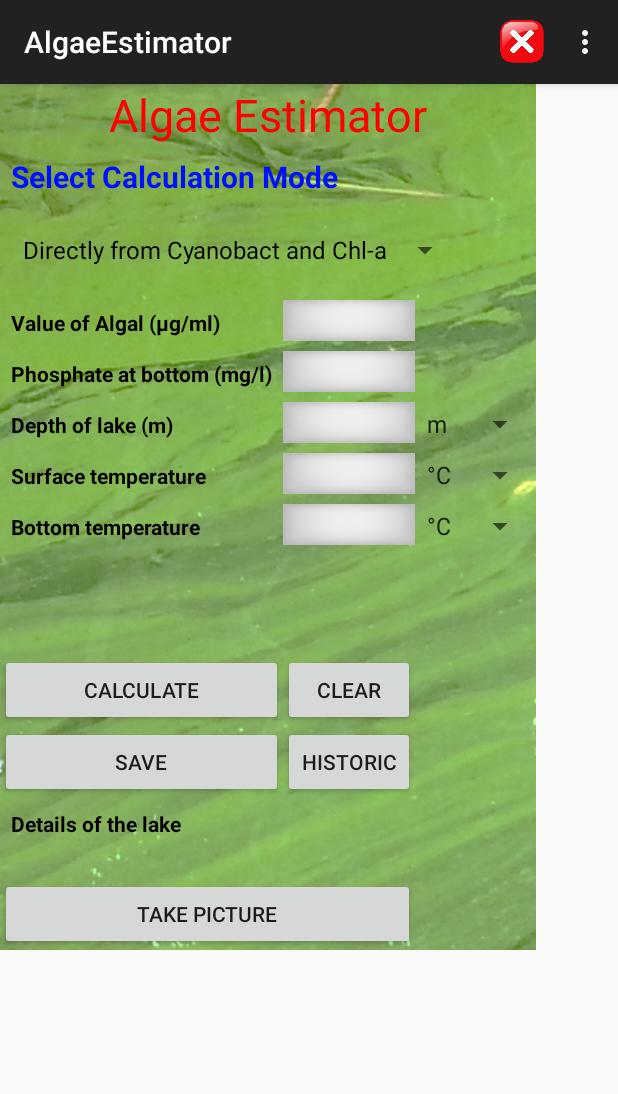
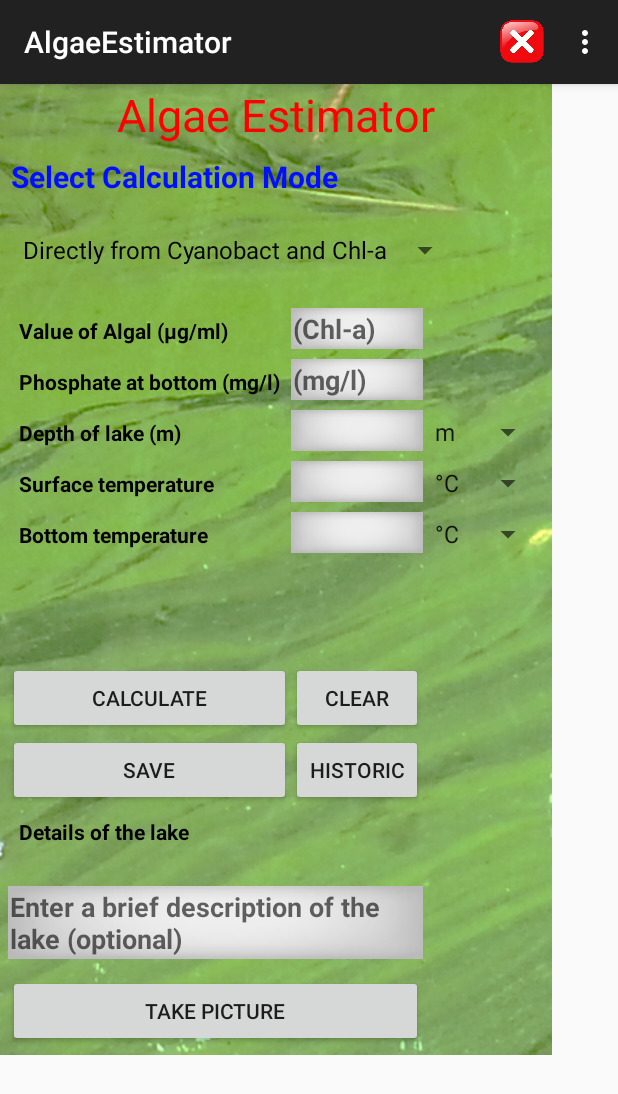
Before and after one commit to nighojkarv/AlgaeEstimator, an Android app: the screen it shows after launch (MainActivity), on a phone screen of 412 x 824 dp. Shown: the top 1094 px of the screen. Run offline under Robolectric (Android 15) with nearby library versions, the phone set to English and light mode, and no system bars.

Commit message:
5/5/2015 - Added DateTime and lake description to the Main Acrivity.

```diff
--- a/app/src/main/java/com/example/vedantn/algaeestimator/DatabaseHandler.java
+++ b/app/src/main/java/com/example/vedantn/algaeestimator/DatabaseHandler.java
@@ -25,7 +25,7 @@ private int primKey = 1;
     private static final String TABLE_NAME = "results";
 
     // Attribute names
-    //TODO - Add primary key and date time stamp to the table
+    //TODO - Replace primary key with DateTime
     private static final String PRIMARY_KEY = "pk";
     private static final String ALGAL = "algal";
     private static final String P_BOTT = "pbott";
--- a/app/src/main/java/com/example/vedantn/algaeestimator/HttpPostMaker.java
+++ b/app/src/main/java/com/example/vedantn/algaeestimator/HttpPostMaker.java
@@ -29,5 +29,8 @@ public class HttpPostMaker extends Activity{
     HttpClient client  = new DefaultHttpClient();
     HttpPost post = new HttpPost(SERVER_URL);
 
+    public void postData(){
+    List<NameValuePair> nameValuePairs = new ArrayList<NameValuePair>(2);
 
+    }
 }
--- a/app/src/main/java/com/example/vedantn/algaeestimator/MainActivity.java
+++ b/app/src/main/java/com/example/vedantn/algaeestimator/MainActivity.java
@@ -33,6 +33,9 @@ import android.location.LocationManager;
 import org.apache.commons.logging.Log;
 import org.w3c.dom.Text;
 
+import java.text.SimpleDateFormat;
+import java.util.Date;
+
 
 public class MainActivity extends ActionBarActivity implements AdapterView.OnItemSelectedListener {
     //Variable Declaration
@@ -52,7 +55,10 @@ public class MainActivity extends ActionBarActivity implements AdapterView.OnIte
     //Input Values from user
     public double valueOfAlgal,pBott,depth,sTemp,botTemp,sD,dO;
 
+    public String lakeDescription;
+    final String DATE_TIME_FORMAT = "MM-dd-yyyy HH:mm:ss";
     //Calculated Values
+    public String dateTime;
     public double n0,r0,pav,tempDiff,kGreen,kBlueGreen,nTGreen,nTBlueGreen;
     public double [] answerArrayGreen = new double[PREDICTION_DAYS];
     public double [] answerArrayBlueGreen = new double[PREDICTION_DAYS];
@@ -71,10 +77,12 @@ public class MainActivity extends ActionBarActivity implements AdapterView.OnIte
     EditText tbBotTemp;
     EditText tbSD;
     EditText tbDO;
+    EditText tbLakeDescription;
     TextView lblLocation;
 
     //GPS Variables
-    public static double userLat, userLon;
+    public static double userLat = 0.0;
+    public static double userLon = 0.0;
     public static Location location = new Location(LocationManager.GPS_PROVIDER);
     LocationManager locationManager;
     LocationListener locationListener;
@@ -119,6 +127,7 @@ public class MainActivity extends ActionBarActivity implements AdapterView.OnIte
         tbBotTemp = (EditText) findViewById(R.id.tbBotTemp);
         tbSD = (EditText) findViewById(R.id.tbSD);
         tbDO = (EditText) findViewById(R.id.tbDO);
+        tbLakeDescription = (EditText) findViewById(R.id.tbLakeDescription);
         lblLocation = (TextView) findViewById(R.id.lblLocation);
 
         locationManager = (LocationManager) getSystemService(Context.LOCATION_SERVICE);
@@ -389,8 +398,8 @@ public class MainActivity extends ActionBarActivity implements AdapterView.OnIte
 
         setValues();
         finalCalculation();
-
-
+        setDateTime();
+        addToDatabase();
 
 
 
@@ -514,6 +523,14 @@ public class MainActivity extends ActionBarActivity implements AdapterView.OnIte
             if (flagSD==1)
             {
                 sD = ftTOm(sD);
+            }
+            //Set lake description
+            if(tbLakeDescription.length()==0){
+                lakeDescription = "";
+
+            }else
+            {
+                lakeDescription = String.valueOf(tbLakeDescription.getText());
             }
 
             // Sets all calculated values
@@ -708,14 +725,7 @@ public class MainActivity extends ActionBarActivity implements AdapterView.OnIte
 
     }
 
-    public void methodSave(View vew){
 
-        //TODO Add datetime and latitude-Longitude to database.
-        //Result res = new Result(valueOfAlgal,pBott,depth,sTemp,botTemp,sD,dO);
-        //DatabaseHandler dbHandler = new DatabaseHandler(this);
-        //dbHandler.addResult(res);
-
-    }
     public void methodHistoric(View view){
 
         Intent historicIntent = new Intent(MainActivity.this,databaseView.class);
@@ -727,4 +737,20 @@ public class MainActivity extends ActionBarActivity implements AdapterView.OnIte
         //Opening result activity
         startActivityForResult(historicIntent,result);
     }
+
+    public void addToDatabase(){
+
+        Result res = new Result(valueOfAlgal,pBott,depth,sTemp,botTemp,sD,dO,userLat,userLon,lakeDescription,dateTime);
+        DatabaseHandler dbHandler = new DatabaseHandler(this);
+        dbHandler.addResult(res);
+
+
+    }
+
+    public void setDateTime(){
+
+        SimpleDateFormat sdf = new SimpleDateFormat(DATE_TIME_FORMAT);
+        dateTime = sdf.format(new Date());
+
+    }
 }
--- a/app/src/main/java/com/example/vedantn/algaeestimator/Result.java
+++ b/app/src/main/java/com/example/vedantn/algaeestimator/Result.java
@@ -13,7 +13,7 @@ import java.text.SimpleDateFormat;
 public class Result {
     // Class variables
 
-   //TODO - Add a primary key to the table
+   //TODO - Replace Primary Key with DateTime
     double algal;
     double pbott;
     double depth;
@@ -98,7 +98,7 @@ public class Result {
     }
 
     public double getLong(){
-        if(this.lon!=null)
+        if(this.lon !=0)
             return this.lon;
         return 0.0;
     }
@@ -107,7 +107,7 @@ public class Result {
     }
 
     public double getLat(){
-        if(this.lat!=null)
+        if(this.lat!=0)
             return this.lat;
         return 0.0;
     }
--- a/app/src/main/java/com/example/vedantn/algaeestimator/databaseView.java
+++ b/app/src/main/java/com/example/vedantn/algaeestimator/databaseView.java
@@ -25,6 +25,11 @@ public class databaseView extends Activity {
         setContentView(R.layout.database_view);
 
         //TODO - Integrate database
+        List<Result> resultList = new ArrayList<Result>();
+        DatabaseHandler dbh = new DatabaseHandler(this);
+
+        //TODO - Add Datetime to the TEMP array
+        resultList = dbh.getAllResults();
 
         //TEMP - This array is for testing. This array will contain values from the database.
         String itemsInList[] = {"Alpha","Beta","Gamma","Delta","Epsilon","1","2","3","4","5"};
--- a/app/src/main/res/layout/activity_main.xml
+++ b/app/src/main/res/layout/activity_main.xml
@@ -63,20 +63,22 @@
         android:layout_height="wrap_content"
         android:scrollbars="vertical"
         android:layout_below="@+id/calcMethodSpinner"
-        android:id="@+id/mainTable">
+        android:id="@+id/mainTable"
+        android:padding="5dp">
 
         <TableRow>
 
             <TextView
             android:text="@string/valueOfAlgal"
             style="@style/MainPageLabel"
-                android:id="@+id/lblValueOfAlgal"/>
+                android:id="@+id/lblValueOfAlgal"
+                />
 
             <EditText
              style="@style/MainPageTextbox"
-             android:inputType="number"
+             android:inputType="numberDecimal"
                 android:id="@+id/tbValueOfAlgal"
-                />
+                android:hint="(Chl-a)"/>
 
         </TableRow>
 
@@ -88,9 +90,9 @@
 
             <EditText
                 style="@style/MainPageTextbox"
-                android:inputType="number"
+                android:inputType="numberDecimal"
                 android:id="@+id/tbPbott"
-                />
+                android:hint="(mg/l)"/>
 
         </TableRow>
         <TableRow>
@@ -101,7 +103,7 @@
 
             <EditText
                 style="@style/MainPageTextbox"
-                android:inputType="number"
+                android:inputType="numberDecimal"
                 android:id="@+id/tbDepth"
                 />
 
@@ -120,7 +122,7 @@
 
             <EditText
                 style="@style/MainPageTextbox"
-                android:inputType="number"
+                android:inputType="numberDecimal"
                 android:id="@+id/tbStemp"
                 />
 
@@ -138,7 +140,7 @@
 
             <EditText
                 style="@style/MainPageTextbox"
-                android:inputType="number"
+                android:inputType="numberDecimal"
                 android:id="@+id/tbBotTemp"
                 />
 
@@ -156,7 +158,7 @@
 
             <EditText
                 style="@style/MainPageTextbox"
-                android:inputType="number"
+                android:inputType="numberDecimal"
                 android:id="@+id/tbSD"
                 />
             <Spinner android:layout_width="wrap_content"
@@ -173,7 +175,7 @@
 
             <EditText
                 style="@style/MainPageTextbox"
-                android:inputType="number"
+                android:inputType="numberDecimal"
                 android:id="@+id/tbDO"
                 />
 
@@ -205,13 +207,16 @@
         </TableRow>
 
         <TableRow android:gravity="left">
+
             <TextView android:layout_width="wrap_content"
                 android:layout_height="wrap_content"
                 style="@style/MainPageLabel"
                 android:text="Details of the lake"
+
                 />
 
         </TableRow>
+
         <TableRow android:layout_gravity="center">
             <TextView android:layout_width="wrap_content"
                 android:layout_height="wrap_content"
@@ -220,10 +225,24 @@
                 />
 
         </TableRow>
+        <TableRow>
+            <EditText
+                style="@style/MainPageTextbox"
+                android:maxLength="200"
+                android:layout_height="wrap_content"
+                android:hint="@string/lake_description_string"
+                android:inputType="textMultiLine"
+                android:layout_span="2"
+                android:id="@+id/tbLakeDescription"
+                />
+
+
+        </TableRow>
         <TableRow android:layout_gravity="center">
             <ImageView
                 android:id="@+id/userImage"
                 android:layout_span="2"
+                android:padding="5dp"
                 />
 
         </TableRow>
@@ -235,6 +254,8 @@
 
         </TableRow>
 
+
+
     </TableLayout>
 
     </RelativeLayout>
--- a/app/src/main/res/values/strings.xml
+++ b/app/src/main/res/values/strings.xml
@@ -46,6 +46,7 @@
     <string name="lblBack">Back</string>
     <string name="lblViewGraph">View Graph</string>
     <string name="graph_main_lbl">Estimated Algal Growth</string>
+    <string name="lake_description_string">Enter a brief description of the lake (optional)</string>
 
 
 </resources>
```
